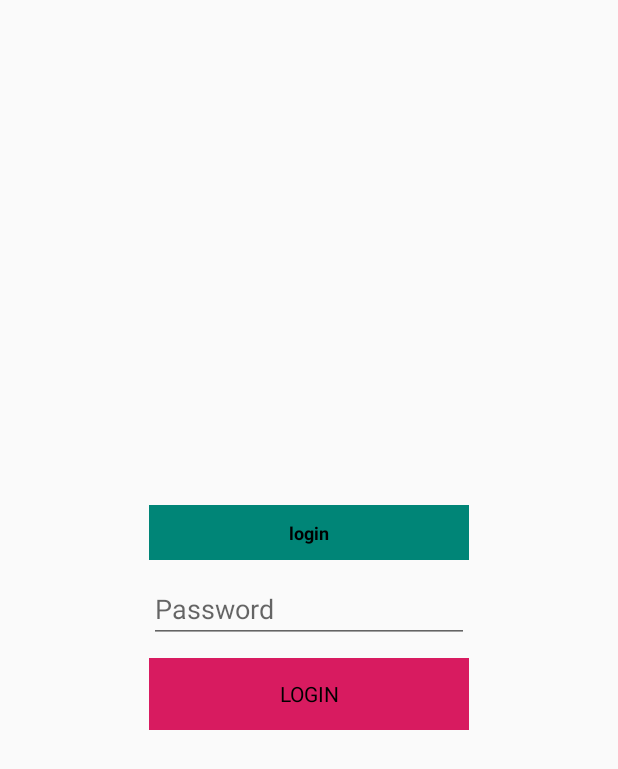
After one commit to mohammedf2606/Hospital-Heroes, an Android app: the fragment LoginToApp shown on its own in the app's theme, on a phone screen of 412 x 824 dp. The commit adds this screen. Shown: the top 769 px of the screen. Run offline under Robolectric (Android 15) with nearby library versions, the phone set to English and light mode, and no system bars.

Commit message:
Add prompt for logging in when back pressed

```diff
--- a/app/src/main/AndroidManifest.xml
+++ b/app/src/main/AndroidManifest.xml
@@ -2,6 +2,7 @@
 <manifest xmlns:android="http://schemas.android.com/apk/res/android"
     xmlns:tools="http://schemas.android.com/tools"
     package="com.hummer.hospital_heroes">
+    <uses-permission android:name="android.permission.REORDER_TASKS" />
 
     <application
         android:allowBackup="true"
@@ -34,6 +35,8 @@
             <intent-filter>
                 <action android:name="android.intent.action.MAIN" />
                 <category android:name="android.intent.category.LAUNCHER" />
+                <category android:name="android.intent.category.HOME" />
+                <category android:name="android.intent.category.DEFAULT" />
             </intent-filter>
         </activity>
         <activity
--- /dev/null
+++ b/app/src/main/java/com/hummer/hospital_heroes/LoginToApp.java
@@ -0,0 +1,56 @@
+package com.hummer.hospital_heroes;
+
+import android.app.DialogFragment;
+import android.os.Bundle;
+import android.view.LayoutInflater;
+import android.view.View;
+import android.view.ViewGroup;
+import android.widget.Button;
+import android.widget.EditText;
+import android.widget.Toast;
+
+import androidx.annotation.Nullable;
+
+public class LoginToApp extends DialogFragment {
+
+    public static final String TAG = "LoginDialog";
+
+    public static LoginToApp newInstance() {
+        LoginToApp login = new LoginToApp();
+        login.setStyle(STYLE_NO_TITLE, 0);
+        login.setCancelable(false);
+        return login;
+    }
+
+    @Nullable
+    @Override
+    public View onCreateView(final LayoutInflater inflater, final ViewGroup container, Bundle savedInstanceState) {
+        final View view = inflater.inflate(R.layout.prompt, container, false);
+
+        final EditText passwordEditText = view.findViewById(R.id.dialog_login_password);
+        Button loginButton = view.findViewById(R.id.dialog_login_loginBtn);
+
+        loginButton.setOnClickListener(new View.OnClickListener() {
+            @Override
+            public void onClick(View v) {
+                String password = passwordEditText.getText().toString();
+                if (getActivity() != null) {
+                    CharSequence passwordFromShared;
+                    passwordFromShared = "Password";
+
+                    if (password.contains(passwordFromShared) && password.length() == passwordFromShared.length()) {
+                        LoginToApp.super.dismiss();
+                        MusicService.stop();
+                        System.exit(0);
+                    } else {
+                        LoginToApp.super.dismiss();
+                        Toast.makeText(inflater.getContext(), "Password Incorrect!", Toast.LENGTH_SHORT).show();
+                    }
+
+                }
+            }
+        });
+
+        return view;
+    }
+}
--- /dev/null
+++ b/app/src/main/res/layout/prompt.xml
@@ -0,0 +1,41 @@
+<?xml version="1.0" encoding="utf-8"?>
+<LinearLayout xmlns:android="http://schemas.android.com/apk/res/android"
+    android:layout_width="wrap_content"
+    android:layout_height="wrap_content"
+    android:layout_gravity="center"
+    android:orientation="vertical">
+
+    <TextView
+        android:layout_width="match_parent"
+        android:layout_height="wrap_content"
+        android:layout_gravity="center_vertical|center_horizontal|center"
+        android:layout_marginBottom="10dp"
+        android:background="@color/colorPrimary"
+        android:foregroundGravity="center_vertical|center_horizontal|center"
+        android:gravity="center_vertical|center_horizontal|center"
+        android:padding="10dp"
+        android:text="@string/login"
+        android:textColor="#000000"
+        android:textSize="12sp"
+        android:textStyle="bold" />
+
+    <EditText
+        android:id="@+id/dialog_login_password"
+        android:layout_width="match_parent"
+        android:layout_height="wrap_content"
+        android:ems="10"
+        android:hint="@string/password"
+        android:inputType="textPassword" />
+
+    <Button
+        android:id="@+id/dialog_login_loginBtn"
+        style="@style/Widget.AppCompat.Button.Borderless"
+        android:layout_width="match_parent"
+        android:layout_height="wrap_content"
+        android:layout_marginTop="10dp"
+        android:background="@color/colorAccent"
+        android:fontFamily="sans-serif"
+        android:text="@string/login"
+        android:textColor="#000000" />
+
+</LinearLayout>
--- a/app/src/main/res/values/strings.xml
+++ b/app/src/main/res/values/strings.xml
@@ -33,4 +33,6 @@
     <string name="dialog_enter_password">Enter password to leave</string>
     <string name="ok">OK</string>
     <string name="cancel">Cancel</string>
+    <string name="password">Password</string>
+    <string name="login">login</string>
     #</resources>
```
Also changed, not shown: app/src/main/java/com/hummer/hospital_heroes/AppActivity.java (+31 -7 lines), app/src/main/java/com/hummer/hospital_heroes/MusicService.java (+8 -0 lines).
